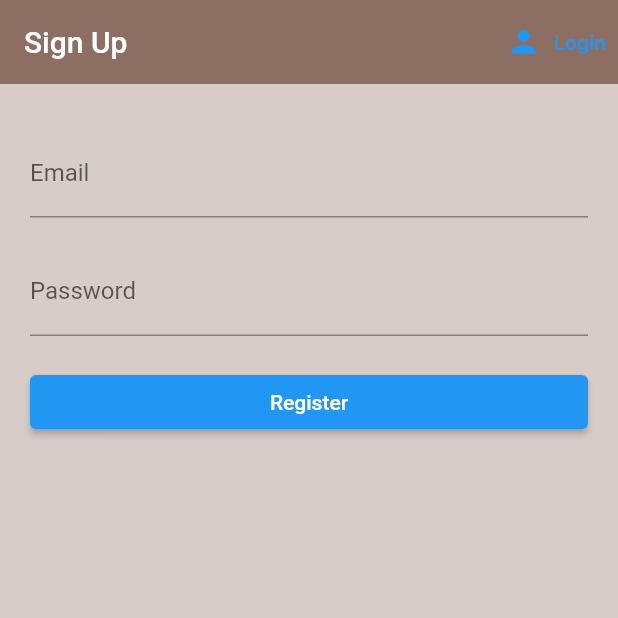
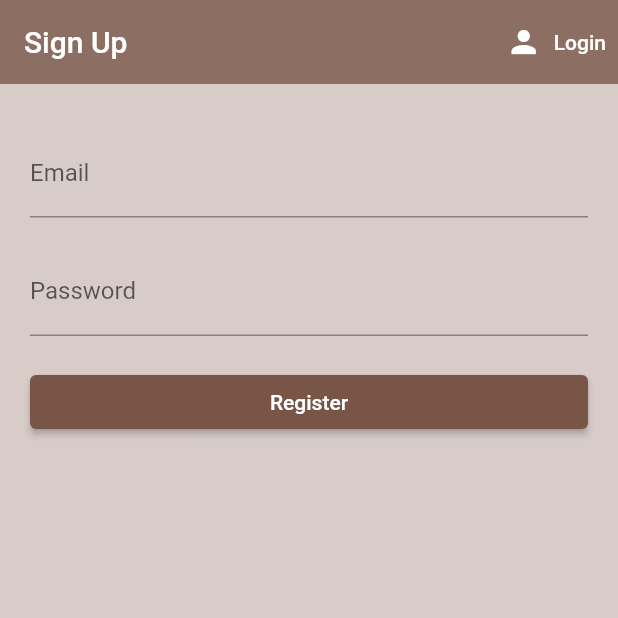
Before and after one commit to habibfr/Aplikasi-Flutter, a Flutter app: the screen it shows after launch, after a tap on "Sign in", after a tap on "Register", on a phone screen of 412 x 824 dp, the top half of it. Run offline on Flutter 3.47's test engine with Material 2 defaults, Android fonts, the phone set to English and light mode, and no system bars; our stand-ins replace cloud_firestore, firebase_auth, firebase_core, flutter_spinkit; accounts and stored records are empty.

Commit message:
settings ui color

```diff
--- a/brew_project/lib/screens/authenticate/register.dart
+++ b/brew_project/lib/screens/authenticate/register.dart
@@ -36,8 +36,14 @@ class _RegisterState extends State<Register> {
                       onPressed: () {
                         widget.toggleView();
                       },
-                      icon: Icon(Icons.person),
-                      label: Text("Login"))
+                      icon: Icon(
+                        Icons.person,
+                        color: Colors.white,
+                      ),
+                      label: Text(
+                        "Login",
+                        style: TextStyle(color: Colors.white),
+                      ))
                 ]),
             body: Container(
               padding: EdgeInsets.fromLTRB(20.0, 10.0, 20.0, 0.0),
@@ -84,6 +90,8 @@ class _RegisterState extends State<Register> {
                       height: 20.0,
                     ),
                     ElevatedButton(
+                        style: ElevatedButton.styleFrom(
+                            backgroundColor: Colors.brown),
                         child: Text("Register"),
                         onPressed: () async {
                           if (_formKey.currentState!.validate()) {
--- a/brew_project/lib/screens/authenticate/sign_in.dart
+++ b/brew_project/lib/screens/authenticate/sign_in.dart
@@ -37,8 +37,14 @@ class _SigInState extends State<SigIn> {
                         widget.toggleView();
                       });
                     },
-                    icon: Icon(Icons.person_add_alt_1),
-                    label: Text("Register"))
+                    icon: Icon(
+                      Icons.person_add_alt_1,
+                      color: Colors.white,
+                    ),
+                    label: Text(
+                      "Register",
+                      style: TextStyle(color: Colors.white),
+                    ))
               ],
             ),
             body: Container(
@@ -86,6 +92,8 @@ class _SigInState extends State<SigIn> {
                       height: 20.0,
                     ),
                     ElevatedButton(
+                        style: ElevatedButton.styleFrom(
+                            backgroundColor: Colors.brown),
                         onPressed: () async {
                           if (_formKey.currentState!.validate()) {
                             setState(() {
```
